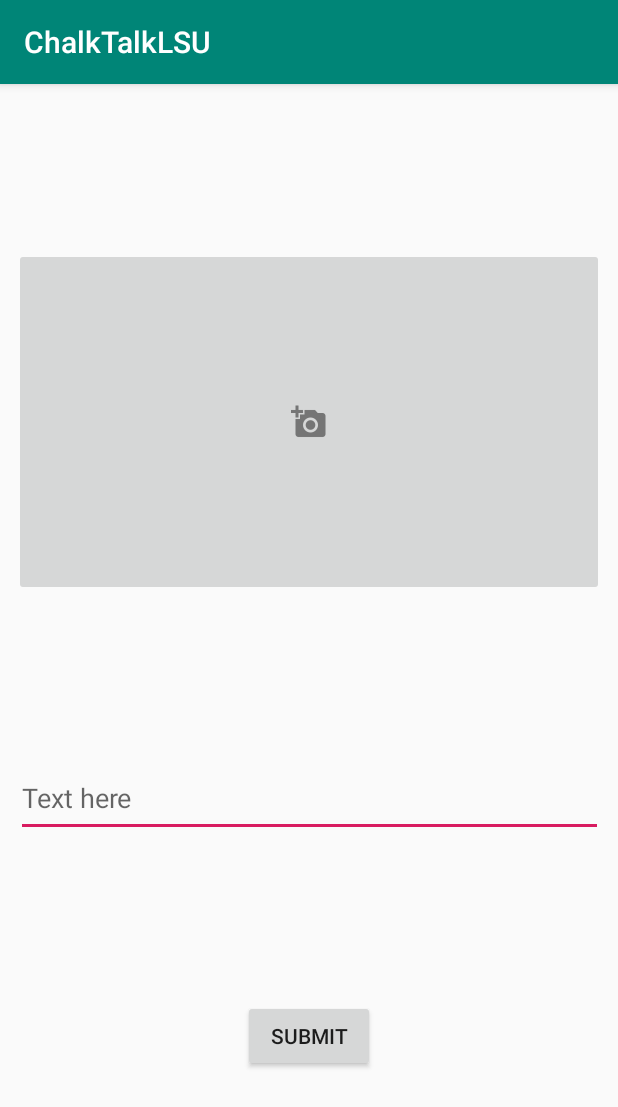
After one commit to chalktalklsu/ChalkTalk, an Android app: the PostActivity screen opened directly, with no data from a screen before it, on a phone screen of 412 x 824 dp. The commit adds this screen. Shown: the top 1107 px of the screen. Run offline under Robolectric (Android 15) with nearby library versions, the phone set to English and light mode, and no system bars.

Commit message:
Added PostActivity

```diff
--- a/app/src/main/AndroidManifest.xml
+++ b/app/src/main/AndroidManifest.xml
@@ -19,20 +19,18 @@
         <activity
             android:name=".MainActivity"
             android:label="@string/app_name"
-            android:theme="@style/AppTheme.NoActionBar">
-        </activity>
+            android:theme="@style/AppTheme.NoActionBar"></activity>
         <activity
             android:name=".LoginActivity"
-            android:label="ChalkTalk" >
-
+            android:label="ChalkTalk">
             <intent-filter>
                 <action android:name="android.intent.action.MAIN" />
+
                 <category android:name="android.intent.category.LAUNCHER" />
             </intent-filter>
-
         </activity>
-
         <activity android:name=".RegisterActivity" />
+        <activity android:name=".PostActivity"></activity>
     </application>
 
 </manifest>
--- a/app/src/main/java/com/example/eilynn/chalktalklsu/MainActivity.java
+++ b/app/src/main/java/com/example/eilynn/chalktalklsu/MainActivity.java
@@ -1,5 +1,6 @@
 package com.example.eilynn.chalktalklsu;
 
+import android.content.Intent;
 import android.os.Bundle;
 import android.support.design.widget.FloatingActionButton;
 import android.support.design.widget.Snackbar;
@@ -92,10 +93,18 @@ public class MainActivity extends AppCompatActivity
 
         } else if (id == R.id.nav_send) {
 
+        } else if(id == R.id.create_post){
+            SendUserToPostActivity();
+
         }
 
         DrawerLayout drawer = (DrawerLayout) findViewById(R.id.drawer_layout);
         drawer.closeDrawer(GravityCompat.START);
         return true;
     }
+
+    private void SendUserToPostActivity() {
+        Intent newPost = new Intent(MainActivity.this, PostActivity.class);
+        startActivity(newPost);
+    }
 }
--- /dev/null
+++ b/app/src/main/java/com/example/eilynn/chalktalklsu/PostActivity.java
@@ -0,0 +1,43 @@
+package com.example.eilynn.chalktalklsu;
+
+import android.content.Intent;
+import android.support.v7.app.AppCompatActivity;
+import android.os.Bundle;
+import android.view.View;
+import android.widget.Button;
+import android.widget.EditText;
+import android.widget.ImageButton;
+import android.widget.Toolbar;
+
+public class PostActivity extends AppCompatActivity {
+    private ImageButton selectPostImage;
+    private Button subButton;
+    private EditText postText;
+   // private Toolbar toolbar;
+    private static final int gallery_pick = 1;
+
+    @Override
+    protected void onCreate(Bundle savedInstanceState) {
+        super.onCreate(savedInstanceState);
+        setContentView(R.layout.activity_post);
+
+        selectPostImage = (ImageButton) findViewById(R.id.imageButton);
+        subButton = (Button) findViewById(R.id.subButton);
+        postText = (EditText) findViewById(R.id.postText);
+
+        selectPostImage.setOnClickListener(new View.OnClickListener() {
+            @Override
+            public void onClick(View v) {
+                OpenGallery();
+            }
+        });
+
+    }
+
+    private void OpenGallery() {
+        Intent galleryIntent = new Intent();
+        galleryIntent.setAction(Intent.ACTION_GET_CONTENT);
+        galleryIntent.setType("image/*");
+        startActivityForResult(galleryIntent, gallery_pick);
+    }
+}
--- /dev/null
+++ b/app/src/main/res/layout/activity_post.xml
@@ -0,0 +1,44 @@
+<?xml version="1.0" encoding="utf-8"?>
+<android.support.constraint.ConstraintLayout xmlns:android="http://schemas.android.com/apk/res/android"
+    xmlns:app="http://schemas.android.com/apk/res-auto"
+    xmlns:tools="http://schemas.android.com/tools"
+    android:layout_width="match_parent"
+    android:layout_height="match_parent"
+    tools:context=".PostActivity">
+
+    <ImageButton
+        android:id="@+id/imageButton"
+        android:layout_width="393dp"
+        android:layout_height="232dp"
+        app:layout_constraintBottom_toTopOf="@+id/postText"
+        app:layout_constraintEnd_toEndOf="parent"
+        app:layout_constraintHorizontal_bias="0.5"
+        app:layout_constraintStart_toStartOf="parent"
+        app:layout_constraintTop_toTopOf="parent"
+        app:srcCompat="@drawable/select_photo" />
+
+    <EditText
+        android:id="@+id/postText"
+        android:layout_width="391dp"
+        android:layout_height="51dp"
+        android:ems="10"
+        android:hint="Text here"
+        android:inputType="textMultiLine"
+        app:layout_constraintBottom_toTopOf="@+id/subButton"
+        app:layout_constraintEnd_toEndOf="parent"
+        app:layout_constraintHorizontal_bias="0.5"
+        app:layout_constraintStart_toStartOf="parent"
+        app:layout_constraintTop_toBottomOf="@+id/imageButton" />
+
+    <Button
+        android:id="@+id/subButton"
+        android:layout_width="wrap_content"
+        android:layout_height="wrap_content"
+        android:text="Submit"
+        app:layout_constraintBottom_toBottomOf="parent"
+        app:layout_constraintEnd_toEndOf="parent"
+        app:layout_constraintHorizontal_bias="0.5"
+        app:layout_constraintStart_toStartOf="parent"
+        app:layout_constraintTop_toBottomOf="@+id/postText" />
+
+</android.support.constraint.ConstraintLayout>
--- a/app/src/main/res/menu/activity_main_drawer.xml
+++ b/app/src/main/res/menu/activity_main_drawer.xml
@@ -1,9 +1,15 @@
 <?xml version="1.0" encoding="utf-8"?>
 <menu xmlns:android="http://schemas.android.com/apk/res/android"
+    xmlns:app="http://schemas.android.com/apk/res-auto"
     xmlns:tools="http://schemas.android.com/tools"
     tools:showIn="navigation_view">
 
     <group android:checkableBehavior="single">
+        <item
+            android:id="@+id/create_post"
+            android:icon="@drawable/add_icon"
+            android:title="Create Post"
+            app:showAsAction="ifRoom" />
         <item
             android:id="@+id/nav_camera"
             android:icon="@drawable/ic_menu_camera"
```
Also changed, not shown: app/src/main/res/drawable-hdpi/add_icon.png (added), app/src/main/res/drawable-hdpi/select_photo.png (added), app/src/main/res/drawable-mdpi/add_icon.png (added), app/src/main/res/drawable-mdpi/select_photo.png (added), app/src/main/res/drawable-xhdpi/add_icon.png (added), app/src/main/res/drawable-xhdpi/select_photo.png (added), app/src/main/res/drawable-xxhdpi/add_icon.png (added), app/src/main/res/drawable-xxhdpi/select_photo.png (added), app/src/main/res/drawable-xxxhdpi/add_icon.png (added), app/src/main/res/drawable-xxxhdpi/select_photo.png (added).
